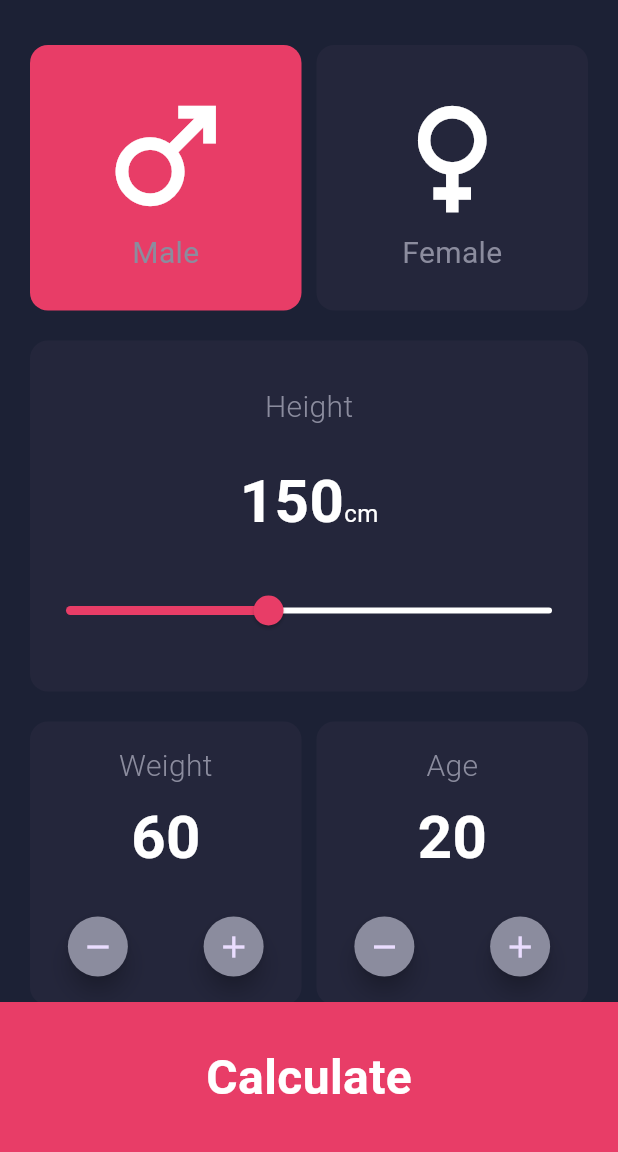
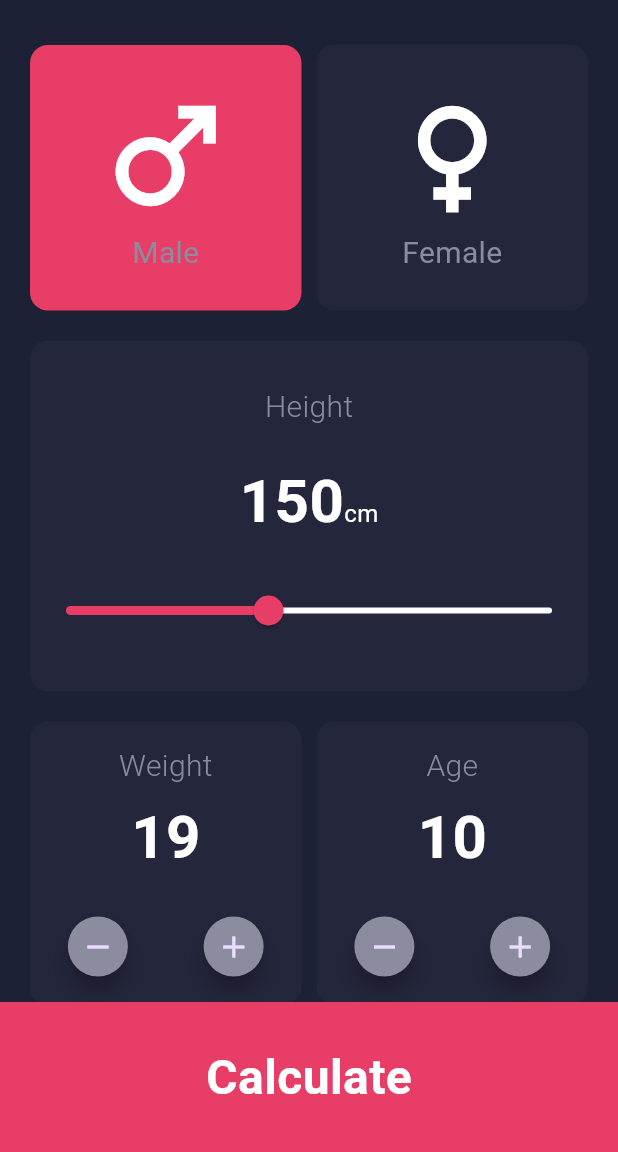
Before and after one commit to ahmedyounis44/Flutter-BIM-App, a Flutter app: the screen it shows after launch, after a tap on the "remove" icon, on a phone screen of 412 x 824 dp, the part 84-1236 px from its top. Run offline on Flutter 3.47's test engine with Material 3 defaults, Android fonts, the phone set to English and light mode, and no system bars.

Commit message:
update age and add route

```diff
--- a/lib/Screens/home_screen.dart
+++ b/lib/Screens/home_screen.dart
@@ -15,6 +15,8 @@ class Homescreen extends StatefulWidget {
 class _HomescreenState extends State<Homescreen> {
   bool ismale=true;
   int height=150;
+  int age=10;
+  int weight=20;
   @override
   Widget build(BuildContext context) {
     return Scaffold(
@@ -90,15 +92,35 @@ class _HomescreenState extends State<Homescreen> {
             SizedBox(height: 20),
             Row(
               children: [
-                CounterBox(title: "Weight", value: 60),
+                CounterBox(title: "Weight", value: weight,
+                onPressed: () {
+                  setState(() {
+                    weight=weight-1;
+                  });
+                },
+                plusonPressed: () {
+                 setState(() {
+                    weight=weight+1;
+                  });
+                },),
                 SizedBox(width: 10),
-                CounterBox(title: "Age", value: 20),
+                CounterBox(title: "Age", value: age,
+                 onPressed: () {
+                  setState(() {
+                    age=age-1;
+                  });
+                },
+                plusonPressed: () {
+                 setState(() {
+                    age=age+1;
+                  });
+                },),
               ],
             ),
           ],
         ),
       ),
-      bottomNavigationBar: CalculateButton(text: "Calculate",)
+      bottomNavigationBar: CalculateButton(text: "Calculate",routename: '/Result',)
     );
   }
 }
--- a/lib/Screens/result_screen.dart
+++ b/lib/Screens/result_screen.dart
@@ -67,7 +67,7 @@ class ResultScreen extends StatelessWidget {
           ],
         ),
       ),
-      bottomNavigationBar: CalculateButton(text: "Re - Calculate",)
+      bottomNavigationBar: CalculateButton(text: "Re - Calculate", routename: '/',)
     );
   }
 }
--- a/lib/bmi_app.dart
+++ b/lib/bmi_app.dart
@@ -8,11 +8,16 @@ class BmiApp extends StatelessWidget {
   @override
   Widget build(BuildContext context) {
      return MaterialApp(
+       initialRoute: '/',
+       routes: {
+        //'/': (context) => Homescreen(),
+        '/Result': (context) => ResultScreen(),
+       },
       theme: ThemeData(
         brightness: Brightness.dark,
         scaffoldBackgroundColor:Color(0XFF1C2135)
       ),
-      home: Homescreen()  //ResultScreen()
+     home: Homescreen()  //ResultScreen()
       );
 
   }
--- a/lib/widgets/calculate_button.dart
+++ b/lib/widgets/calculate_button.dart
@@ -1,24 +1,30 @@
 import 'package:flutter/material.dart';
 
 class CalculateButton extends StatelessWidget {
-  const CalculateButton({super.key,required this.text});
+  const CalculateButton({super.key, required this.text,required this.routename});
 
-  final String text ;
+  final String text;
+  final String routename;
 
   @override
   Widget build(BuildContext context) {
-    return Container(
+    return InkWell(
+      child: Container(
         height: 100,
         color: Color(0xffE83D67),
         alignment: Alignment.center,
         child: Text(
-         text,
+          text,
           style: TextStyle(
             color: Colors.white,
             fontSize: 32,
             fontWeight: FontWeight.w600,
           ),
         ),
-      );
+      ),
+      onTap: () {
+         Navigator.pushNamed(context, routename);
+      },
+    );
   }
 }
--- a/lib/widgets/counter_box.dart
+++ b/lib/widgets/counter_box.dart
@@ -3,8 +3,10 @@ import 'package:flutter/material.dart';
 class CounterBox extends StatelessWidget {
   final String title;
   final int value;
+  final Function ()? plusonPressed ;
+  final Function ()? onPressed ;
 
-  const CounterBox({super.key, required this.title, required this.value});
+  const CounterBox({super.key, required this.title, required this.value,this.onPressed,this.plusonPressed});
 
   @override
   Widget build(BuildContext context) {
@@ -40,7 +42,8 @@ class CounterBox extends StatelessWidget {
               children: [
 
                  FloatingActionButton.small(
-                    onPressed: () {},
+                  heroTag: "",
+                    onPressed: onPressed,
                     shape: RoundedRectangleBorder(
                       borderRadius: BorderRadius.circular(100),
                     ),
@@ -52,7 +55,8 @@ class CounterBox extends StatelessWidget {
 
 
                  FloatingActionButton.small(
-                    onPressed: () {},
+                  heroTag: "",
+                    onPressed: plusonPressed,
                     shape: RoundedRectangleBorder(
                       borderRadius: BorderRadius.circular(100),
                     ),
--- a/lib/widgets/custom_app_bar.dart
+++ b/lib/widgets/custom_app_bar.dart
@@ -16,6 +16,7 @@ class Customappbar extends StatelessWidget implements PreferredSizeWidget {
           ),
         ),
       ),
+
       backgroundColor: Color(0xFF24263B),
     );
   }
```
